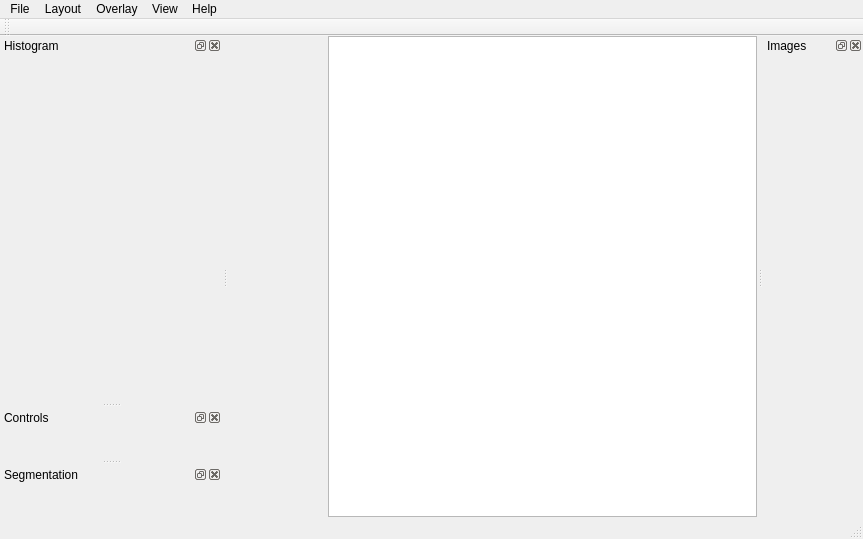
Above: mainwindow.ui from GIBIS-UNIFESP/BIAL-GUI before the change. Below: the same form after it.
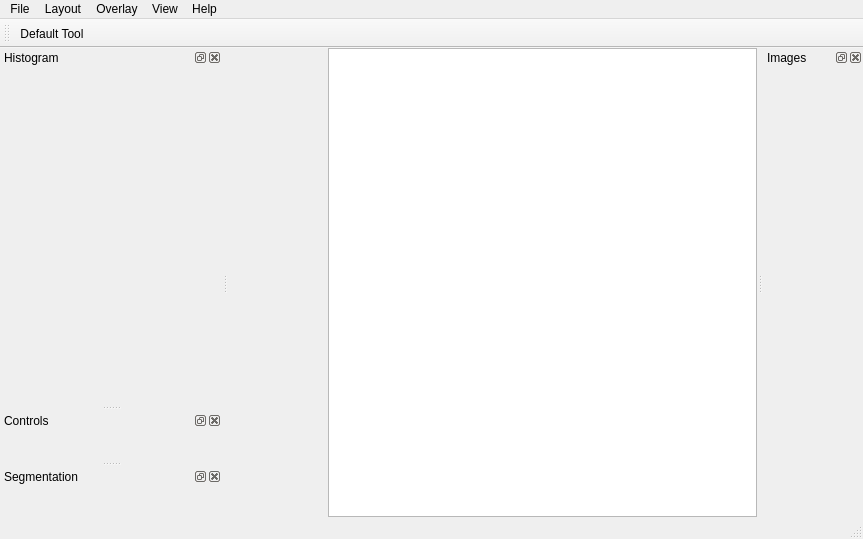
That is the form after the change. Icons and pictures are not drawn. Custom widgets are drawn as their Qt base class.

Commit message: Default tool button.

The edit to the form file:
```diff
--- a/mainwindow.ui
+++ b/mainwindow.ui
@@ -335,6 +335,7 @@
    <attribute name="toolBarBreak">
     <bool>false</bool>
    </attribute>
+   <addaction name="actionDefaultTool"/>
   </widget>
   <action name="actionOpen_image">
    <property name="text">
@@ -596,6 +597,11 @@
     <string>Ctrl+3</string>
    </property>
   </action>
+  <action name="actionDefaultTool">
+   <property name="text">
+    <string>Default Tool</string>
+   </property>
+  </action>
  </widget>
  <layoutdefault spacing="6" margin="11"/>
  <customwidgets>
```
The commit also changes 5 other files.
